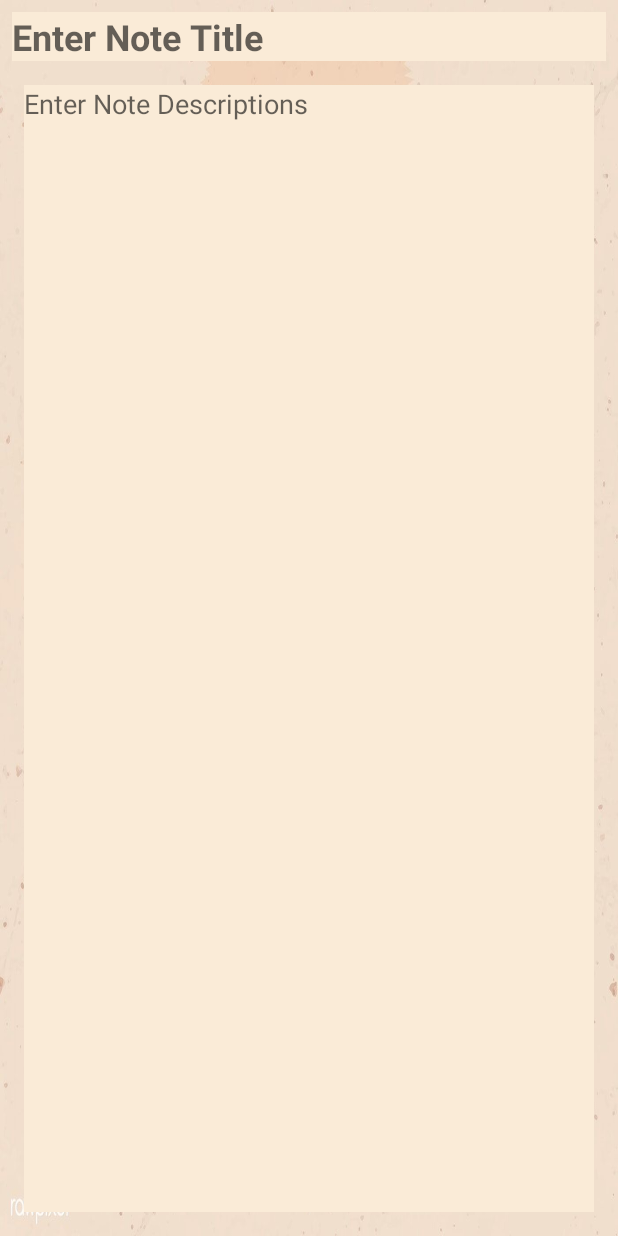
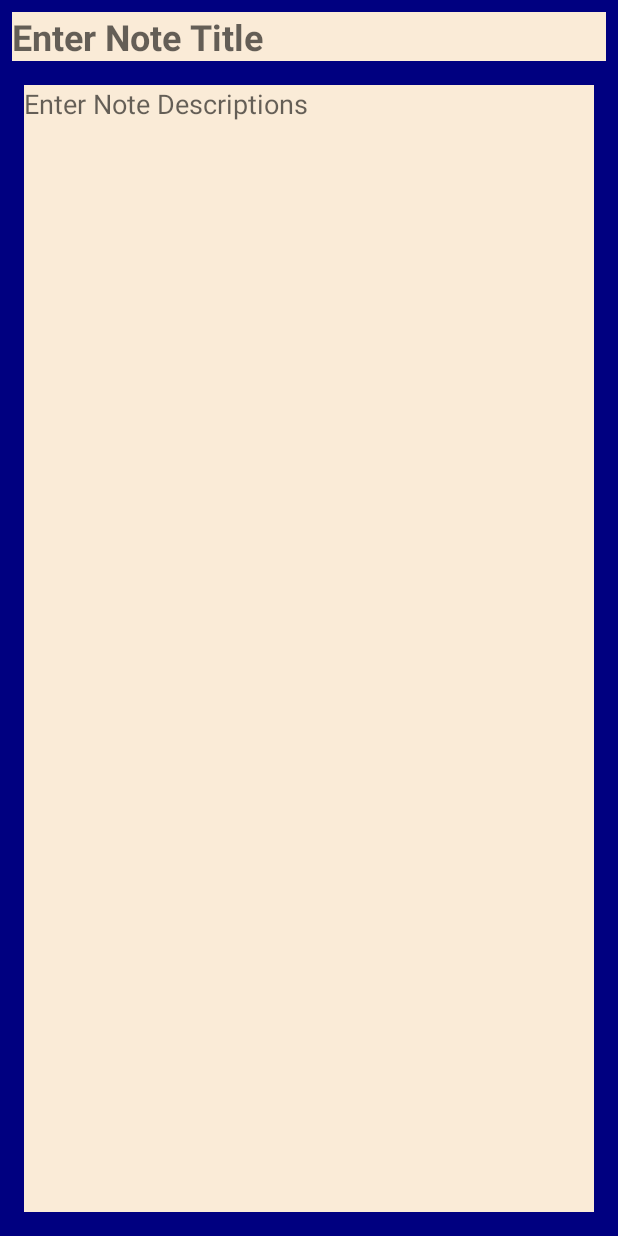
Before and after one commit to quananhle/OOP-and-Android-App-Development, an Android app: the layout activity_edit.xml on its own in the app's theme, with its tools: preview values and no code run, on a phone screen of 412 x 824 dp. Run offline under Robolectric (Android 15) with nearby library versions, the phone set to English and light mode, and no system bars.

Commit message:
no message

```diff
--- a/Android-App-Developer/App/MultiNotesPad/app/src/main/res/layout/activity_about.xml
+++ b/Android-App-Developer/App/MultiNotesPad/app/src/main/res/layout/activity_about.xml
@@ -5,6 +5,7 @@
     android:layout_width="match_parent"
     android:layout_height="match_parent"
     android:orientation="vertical"
+    android:background="@drawable/background"
     tools:context=".About.AboutActivity">
     <TextView
         android:text="Multi Notes"
--- a/Android-App-Developer/App/MultiNotesPad/app/src/main/res/layout/activity_edit.xml
+++ b/Android-App-Developer/App/MultiNotesPad/app/src/main/res/layout/activity_edit.xml
@@ -5,7 +5,7 @@
     android:layout_width="match_parent"
     android:layout_height="match_parent"
     android:orientation="vertical"
-    android:background="@drawable/background"
+    android:background="@color/mainBackground"
     tools:context=".Edit.EditActivity">
 
     <EditText
```
